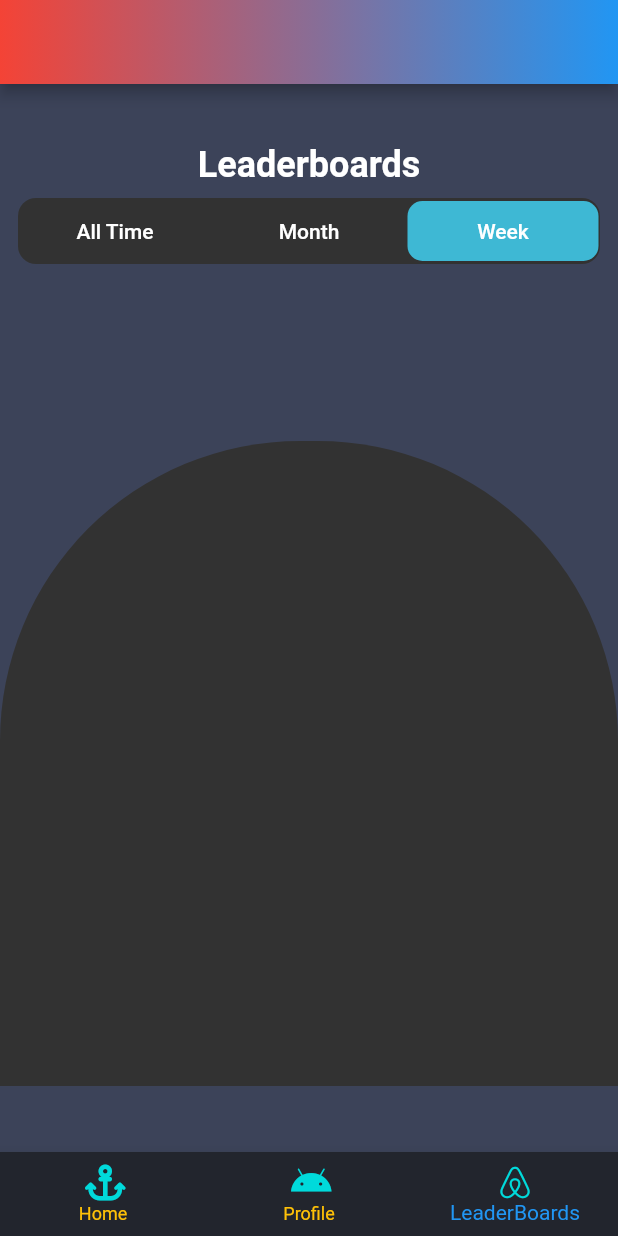
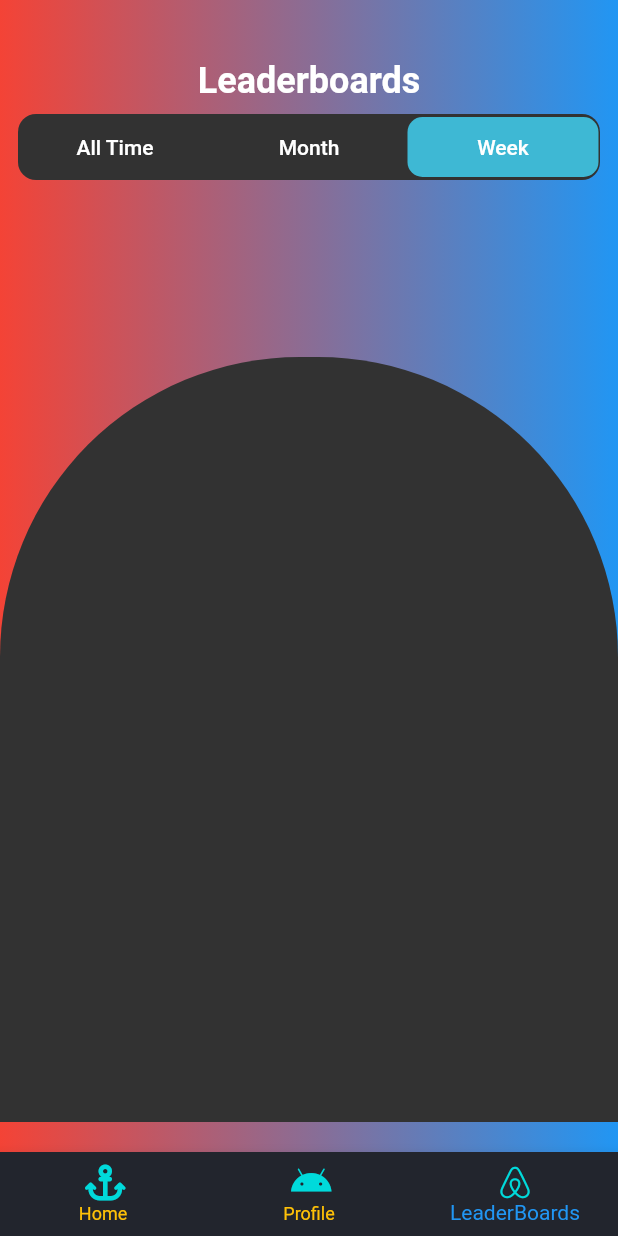
Before and after one commit to soulandbone/trivia_app, a Flutter app: the screen it shows after launch, item 3 of the bottom bar chosen, on a phone screen of 412 x 824 dp. Run offline on Flutter 3.47's test engine with Material 2 defaults, Android fonts, the phone set to English and light mode, and no system bars; our stand-ins replace flutter_riverpod, font_awesome_flutter, gap.

Commit message:
added new look to the Leaderboards screen. No need to use background Colors.transparent in Scaffold

```diff
--- a/lib/screens/leaderboards_screen.dart
+++ b/lib/screens/leaderboards_screen.dart
@@ -12,15 +12,13 @@ class LeaderBoardsScreen extends StatelessWidget {
   @override
   Widget build(BuildContext context) {
     return Scaffold(
-        appBar: AppBar(
-            flexibleSpace: Container(
+        body: Container(
       decoration: const BoxDecoration(
           gradient: LinearGradient(
               begin: Alignment.centerLeft,
               end: Alignment.centerRight,
               colors: [Colors.red, Colors.blue])),
-        )),
-        body: Column(
+      child: Column(
         children: [
           const Gap(40),
           const Text(
@@ -33,7 +31,7 @@ class LeaderBoardsScreen extends StatelessWidget {
               button3Text: 'Week'),
           const Gap(110),
           Container(
-              height: 430,
+            height: 510,
             //child: ListView(),
             decoration: const BoxDecoration(
                 color: AppStyles.grey50,
@@ -42,6 +40,7 @@ class LeaderBoardsScreen extends StatelessWidget {
                     topRight: Radius.circular(200))),
           )
         ],
+      ),
     ));
   }
 }
```
Lines whose indentation alone changed are shown as unchanged.
